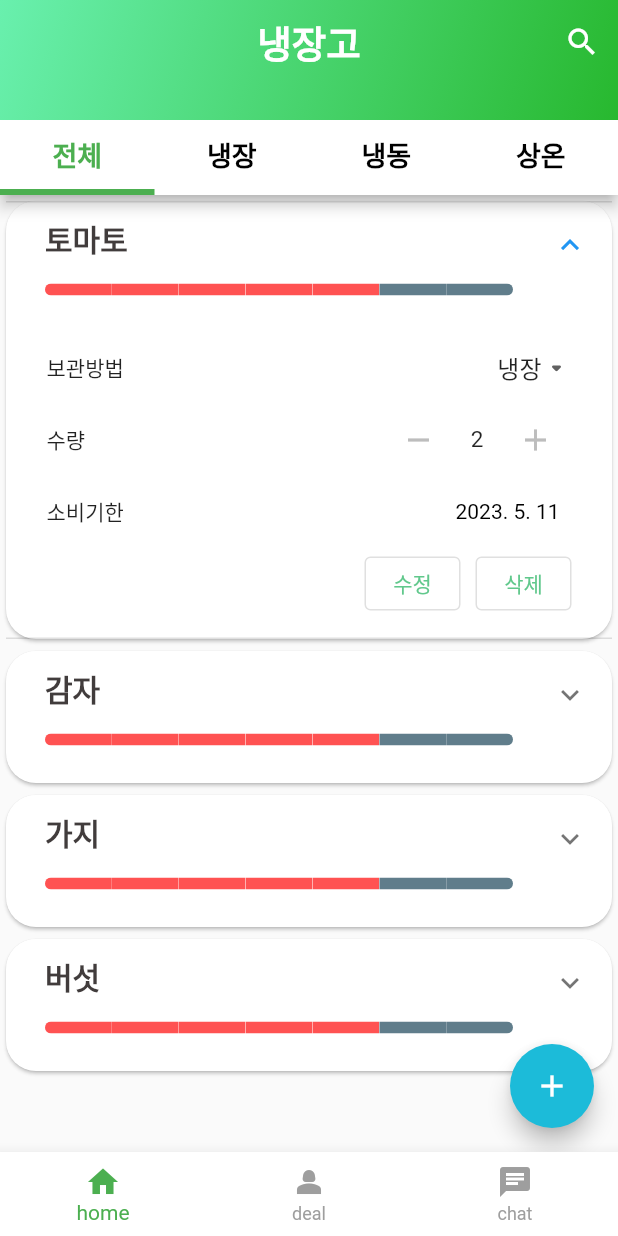
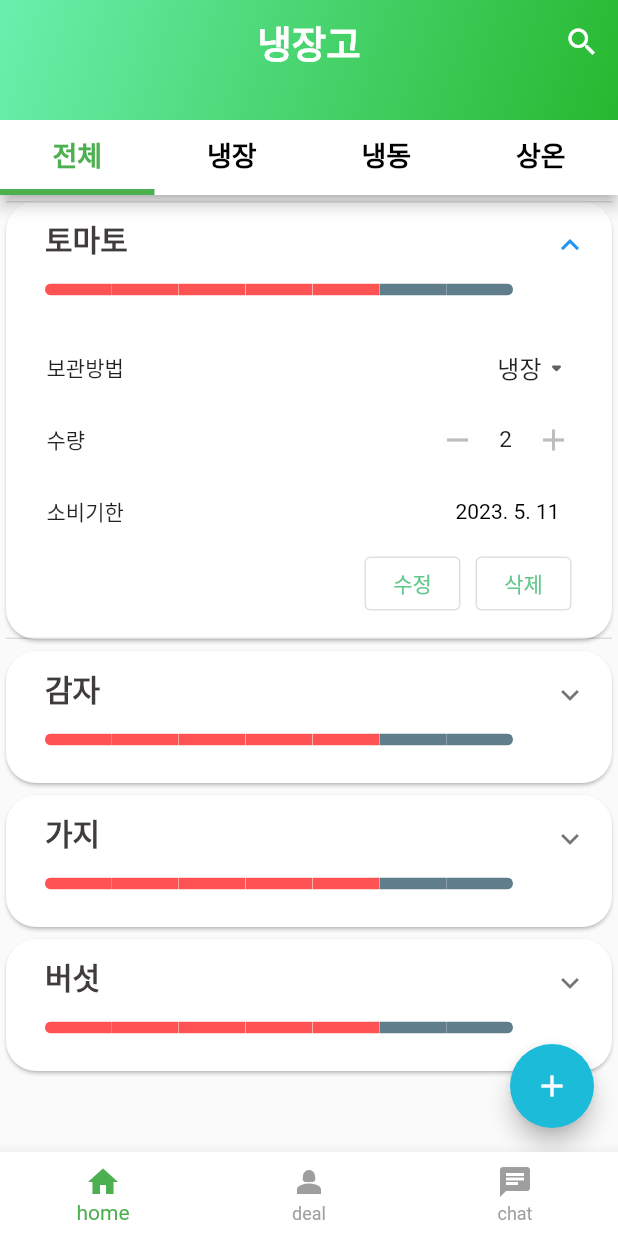
Before and after one commit to BrainStorm-sc21/BrainStorm-FE, a Flutter app: the screen it shows after launch, after a tap on "토마토", on a phone screen of 412 x 824 dp. Run offline on Flutter 3.47's test engine with Material 2 defaults, Android fonts, the phone set to English and light mode, and no system bars; drawn by our look-alikes of flutter_speed_dial, step_progress_indicator; our stand-ins replace camera, firebase_auth, firebase_core, introduction_screen, logger and 1 more; missing offline and left inert: dart:ffi, kpostal, naver_map_plugin, webview_flutter_android, webview_flutter_wkwebview; accounts and stored records are empty.

Commit message:
💄 Style 4.08_Remove padding on IconButton

```diff
--- a/lib/widgets/food_stock_button.dart
+++ b/lib/widgets/food_stock_button.dart
@@ -58,7 +58,12 @@ class FoodStockButton extends StatelessWidget {
             color: Colors.grey.shade400,
             onPressed: () => decreaseStock(),
             icon: const Icon(Icons.remove),
+            padding: EdgeInsets.zero,
+            constraints: const BoxConstraints(
+              minHeight: kMinInteractiveDimension,
+            ),
           ),
+          const SizedBox(width: 5),
           // 수량 표시 및 입력란
           SizedBox(
             width: 30,
@@ -68,11 +73,16 @@ class FoodStockButton extends StatelessWidget {
               style: const TextStyle(fontSize: 15),
             ),
           ),
+          const SizedBox(width: 5),
           // 수량 더하기
           IconButton(
             color: Colors.grey.shade400,
             onPressed: increaseStock,
             icon: const Icon(Icons.add),
+            padding: EdgeInsets.zero,
+            constraints: const BoxConstraints(
+              minHeight: kMinInteractiveDimension,
+            ),
           ),
         ]),
       ],
```
